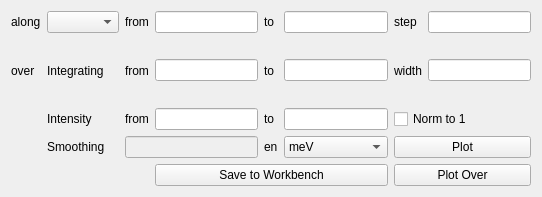
Above: mslice/widgets/cut/cut.ui from mantidproject/mslice before the change. Below: the same form after it.
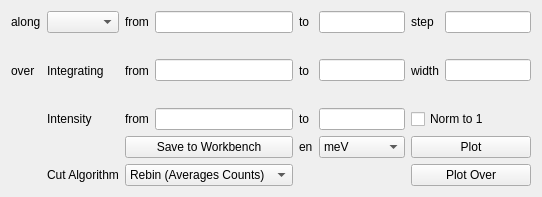
That is the form after the change.

Diff of the .ui file:
```diff
--- a/mslice/widgets/cut/cut.ui
+++ b/mslice/widgets/cut/cut.ui
@@ -124,23 +124,13 @@
      <item row="2" column="5">
       <widget class="QLineEdit" name="lneCutIntensityEnd"/>
      </item>
-     <item row="3" column="1">
-      <widget class="QLabel" name="label_5">
-       <property name="visible">
-        <bool>false</bool>
-       </property>
-       <property name="text">
-        <string>Smoothing</string>
-       </property>
-      </widget>
-     </item>
      <item row="3" column="2" colspan="2">
-      <widget class="QLineEdit" name="lneCutSmoothing">
+      <widget class="QPushButton" name="btnCutSaveToWorkbench">
        <property name="enabled">
-        <bool>false</bool>
+        <bool>true</bool>
        </property>
-       <property name="visible">
-        <bool>false</bool>
+       <property name="text">
+        <string>Save to Workbench</string>
        </property>
       </widget>
      </item>
@@ -172,16 +162,27 @@
        </property>
       </widget>
      </item>
-     <item row="4" column="3" colspan="3">
-      <widget class="QPushButton" name="btnCutSaveToWorkbench">
-       <property name="enabled">
-        <bool>true</bool>
-       </property>
+     <item row="4" column="1">
+      <widget class="QLabel" name="labCutAlg">
        <property name="text">
-        <string>Save to Workbench</string>
+        <string>Cut Algorithm</string>
        </property>
       </widget>
      </item>
+     <item row="4" column="2" colspan="2">
+      <widget class="QComboBox" name="cmbCutAlg">
+       <item>
+        <property name="text">
+         <string>Rebin (Averages Counts)</string>
+        </property>
+       </item>
+       <item>
+        <property name="text">
+         <string>Integration (Sum Counts)</string>
+        </property>
+       </item>
+      </widget>
+     </item>
      <item row="4" column="6" colspan="2">
       <widget class="QPushButton" name="btnCutPlotOver">
        <property name="text">
```
